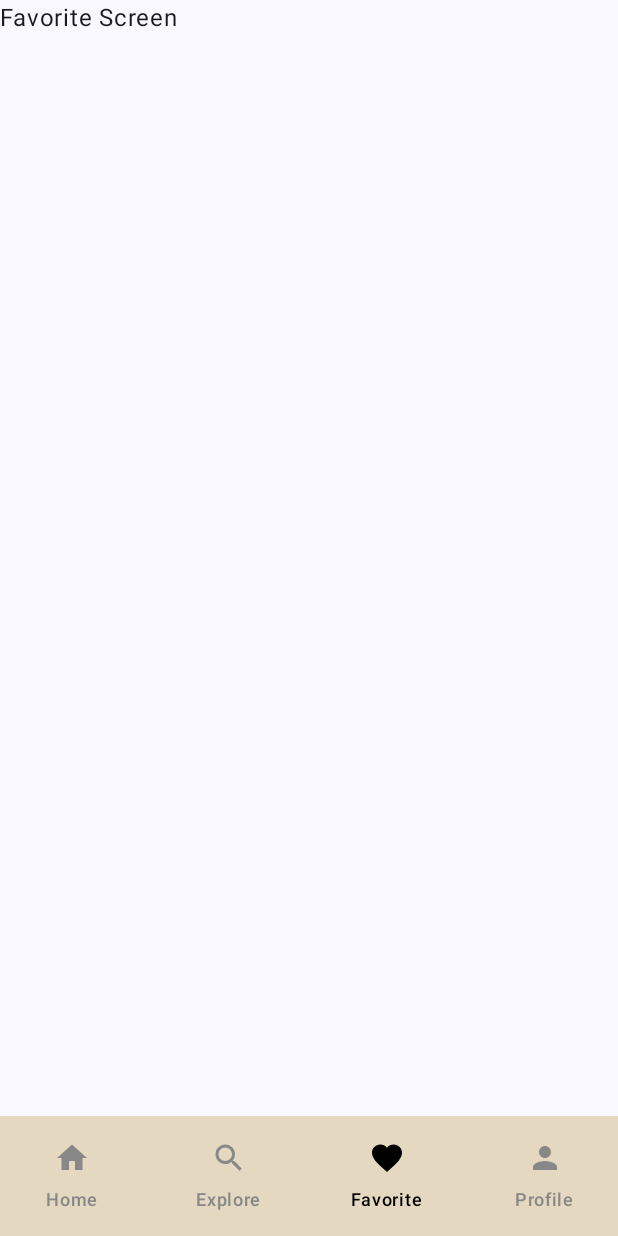
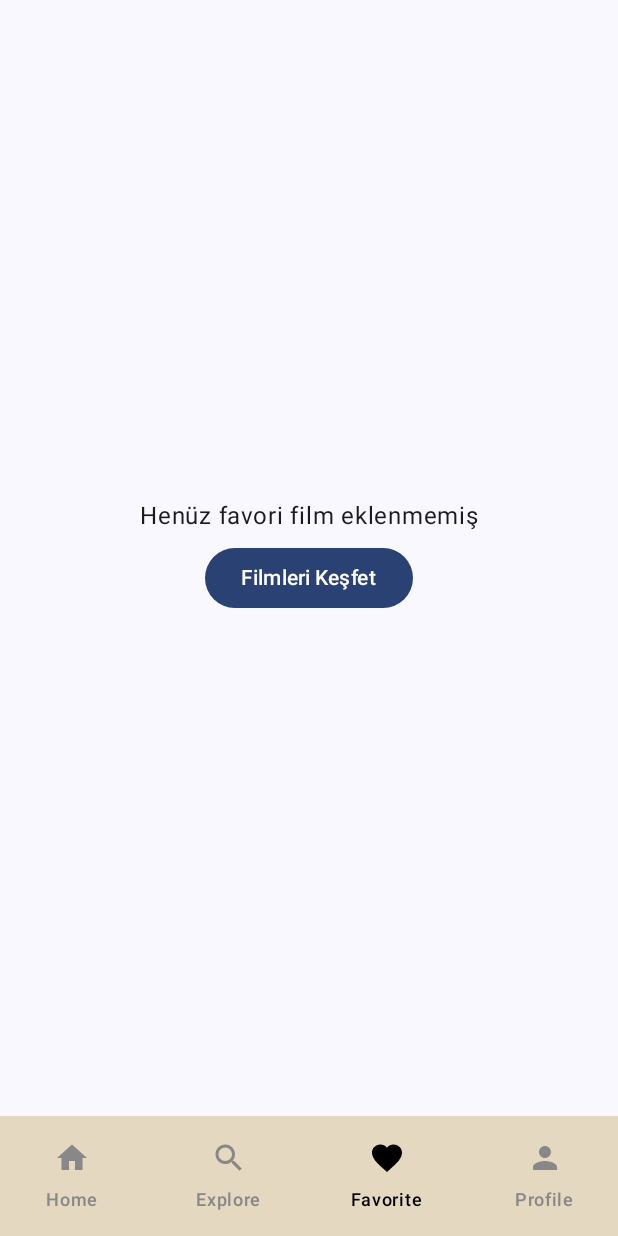
Before and after one commit to oktyGnc/CineChoice, an Android app built with Jetpack Compose: the FavoriteScreen screen opened through its navigation route, on a phone screen of 412 x 824 dp. Run offline under Robolectric (Android 15) with nearby library versions, the phone set to English and light mode, and no system bars; our stand-ins replace Dagger/Hilt's generated code, Firebase (no records; nobody signed in at launch, a user with empty details on screens opened directly).

Commit message:
feat: Added FavoriteScreen and Viewmodel

```diff
--- a/app/src/main/java/com/oktaygenc/cinechoice/ui/navigation/navgraph/Navigation.kt
+++ b/app/src/main/java/com/oktaygenc/cinechoice/ui/navigation/navgraph/Navigation.kt
@@ -15,6 +15,7 @@ import com.oktaygenc.cinechoice.ui.presentation.cart.screen.CartScreen
 import com.oktaygenc.cinechoice.ui.presentation.detail.screen.DetailScreen
 import com.oktaygenc.cinechoice.ui.presentation.explore.screen.ExploreScreen
 import com.oktaygenc.cinechoice.ui.presentation.favorite.screens.FavoriteScreen
+import com.oktaygenc.cinechoice.ui.presentation.favorite.viewmodel.FavoriteViewModel
 import com.oktaygenc.cinechoice.ui.presentation.login.screen.LoginScreen
 import com.oktaygenc.cinechoice.ui.presentation.movielist.screen.MovieListScreen
 import com.oktaygenc.cinechoice.ui.presentation.movielist.viewmodel.MovieListScreenViewModel
@@ -59,7 +60,11 @@ fun Navigation(
             ExploreScreen(navController)
         }
         composable("favorite") {
-            FavoriteScreen(navController)
+            val viewModel: FavoriteViewModel = hiltViewModel()
+            FavoriteScreen(
+                navController = navController,
+                viewModel = viewModel
+            )
         }
         composable("profile") {
             ProfileScreen(navController)
--- a/app/src/main/java/com/oktaygenc/cinechoice/ui/presentation/detail/screen/DetailScreen.kt
+++ b/app/src/main/java/com/oktaygenc/cinechoice/ui/presentation/detail/screen/DetailScreen.kt
@@ -50,7 +50,7 @@ fun DetailScreen(navController: NavHostController, comingMovie: Movie) {
         },
             colors = TopAppBarDefaults.topAppBarColors(containerColor = TopAndBottomBarColor),
             navigationIcon = {
-                IconButton(onClick = { navController.popBackStack() }) {
+                IconButton(onClick = { viewModel.addToFavorites(comingMovie) }) {
                     Icon(
                         imageVector = Icons.AutoMirrored.Filled.ArrowBack,
                         contentDescription = "Back",
--- a/app/src/main/java/com/oktaygenc/cinechoice/ui/presentation/favorite/screens/FavoriteScreen.kt
+++ b/app/src/main/java/com/oktaygenc/cinechoice/ui/presentation/favorite/screens/FavoriteScreen.kt
@@ -1,20 +1,93 @@
 package com.oktaygenc.cinechoice.ui.presentation.favorite.screens
 
+import androidx.compose.foundation.layout.Arrangement
 import androidx.compose.foundation.layout.Box
+import androidx.compose.foundation.layout.Column
+import androidx.compose.foundation.layout.PaddingValues
+import androidx.compose.foundation.layout.fillMaxSize
 import androidx.compose.foundation.layout.padding
+import androidx.compose.foundation.lazy.grid.GridCells
+import androidx.compose.foundation.lazy.grid.LazyVerticalGrid
+import androidx.compose.foundation.lazy.grid.items
+import androidx.compose.material3.Button
+import androidx.compose.material3.CircularProgressIndicator
+import androidx.compose.material3.MaterialTheme
 import androidx.compose.material3.Scaffold
 import androidx.compose.material3.Text
 import androidx.compose.runtime.Composable
+import androidx.compose.runtime.LaunchedEffect
+import androidx.compose.runtime.getValue
+import androidx.compose.runtime.mutableStateOf
+import androidx.compose.runtime.remember
+import androidx.compose.runtime.setValue
+import androidx.compose.ui.Alignment
 import androidx.compose.ui.Modifier
+import androidx.compose.ui.unit.dp
+import androidx.lifecycle.compose.collectAsStateWithLifecycle
 import androidx.navigation.NavHostController
+import com.oktaygenc.cinechoice.ui.presentation.favorite.components.FavoriteCard
+import com.oktaygenc.cinechoice.ui.presentation.favorite.viewmodel.FavoriteViewModel
 
 @Composable
-fun FavoriteScreen(navController: NavHostController) {
-    Scaffold(
-        content = { paddingValues ->
-            Box(modifier = Modifier.padding(paddingValues)) {
-                Text("Favorite Screen")
+fun FavoriteScreen(
+    navController: NavHostController,
+    viewModel: FavoriteViewModel
+) {
+    var isLoading by remember { mutableStateOf(true) }
+
+    LaunchedEffect(Unit) {
+        viewModel.loadFavorites()
+        isLoading = false
+    }
+
+    val favoriteMovies = viewModel.favoriteMovies.collectAsStateWithLifecycle()
+
+    Scaffold { paddingValues ->
+        Box(
+            modifier = Modifier
+                .padding(paddingValues)
+                .fillMaxSize()
+        ) {
+            if (isLoading) {
+                CircularProgressIndicator(
+                    modifier = Modifier.align(Alignment.Center)
+                )
+            } else if (favoriteMovies.value.isEmpty()) {
+                Column(
+                    modifier = Modifier
+                        .fillMaxSize()
+                        .padding(16.dp),
+                    horizontalAlignment = Alignment.CenterHorizontally,
+                    verticalArrangement = Arrangement.Center
+                ) {
+                    Text(
+                        text = "Henüz favori film eklenmemiş",
+                        style = MaterialTheme.typography.bodyLarge
+                    )
+                    Button(
+                        onClick = { navController.navigate("home") },
+                        modifier = Modifier.padding(top = 8.dp)
+                    ) {
+                        Text("Filmleri Keşfet")
+                    }
+                }
+            } else {
+                LazyVerticalGrid(
+                    columns = GridCells.Fixed(2),
+                    contentPadding = PaddingValues(8.dp),
+                    modifier = Modifier.fillMaxSize()
+                ) {
+                    items(favoriteMovies.value) { movie ->
+                        FavoriteCard(
+                            movie = movie,
+                            onRemoveClick = { viewModel.removeFavoriteMovie(movie.id) },
+                            onMovieClick = {
+                                navController.navigate("movieDetail/${movie.id}")
+                            }
+                        )
+                    }
+                }
             }
-        },
-    )
+        }
+    }
 }
--- /dev/null
+++ b/app/src/main/java/com/oktaygenc/cinechoice/ui/presentation/favorite/viewmodel/FavoriteViewmodel.kt
@@ -0,0 +1,51 @@
+package com.oktaygenc.cinechoice.ui.presentation.favorite.viewmodel
+
+import android.util.Log
+import androidx.lifecycle.ViewModel
+import androidx.lifecycle.viewModelScope
+import com.oktaygenc.cinechoice.data.datasource.auth.AuthDataSource
+import com.oktaygenc.cinechoice.data.model.entitiy.Movie
+import com.oktaygenc.cinechoice.data.repository.FavoriteRepository
+import com.oktaygenc.cinechoice.utils.Resource
+import dagger.hilt.android.lifecycle.HiltViewModel
+import kotlinx.coroutines.flow.MutableStateFlow
+import kotlinx.coroutines.flow.StateFlow
+import kotlinx.coroutines.launch
+import javax.inject.Inject
+
+@HiltViewModel
+class FavoriteViewModel @Inject constructor(
+    private val favoriteRepository: FavoriteRepository,
+    private val authDataSource: AuthDataSource
+) : ViewModel() {
+    private val _favoriteMovies = MutableStateFlow<List<Movie>>(emptyList())
+    val favoriteMovies: StateFlow<List<Movie>> = _favoriteMovies
+
+    init {
+        loadFavorites()
+    }
+
+     fun loadFavorites() {
+        viewModelScope.launch {
+            val userId = authDataSource.getUserId()
+            when (val result = favoriteRepository.getFavoriteMovies(userId)) {
+                is Resource.Success -> {
+                    Log.e("FavoriteViewModelGel", "Favorite movies loaded: ${result.data}")
+                    _favoriteMovies.value = result.data ?: emptyList()
+                }
+                is Resource.Error -> {
+                    Log.e("FavoriteViewModelHata", "Error loading favorite movies: ${result.message}")
+                }
+                else -> Unit
+            }
+        }
+    }
+
+    fun removeFavoriteMovie(movieId: Int) {
+        viewModelScope.launch {
+            val userId = authDataSource.getUserId()
+            favoriteRepository.removeFavoriteMovie(userId, movieId)
+            loadFavorites()
+        }
+    }
+}
```
Also changed, not shown: app/src/main/java/com/oktaygenc/cinechoice/data/model/entitiy/Movie.kt (+12 -10 lines), app/src/main/java/com/oktaygenc/cinechoice/ui/presentation/favorite/components/FavoriteCard.kt (added, +72 -0 lines).
